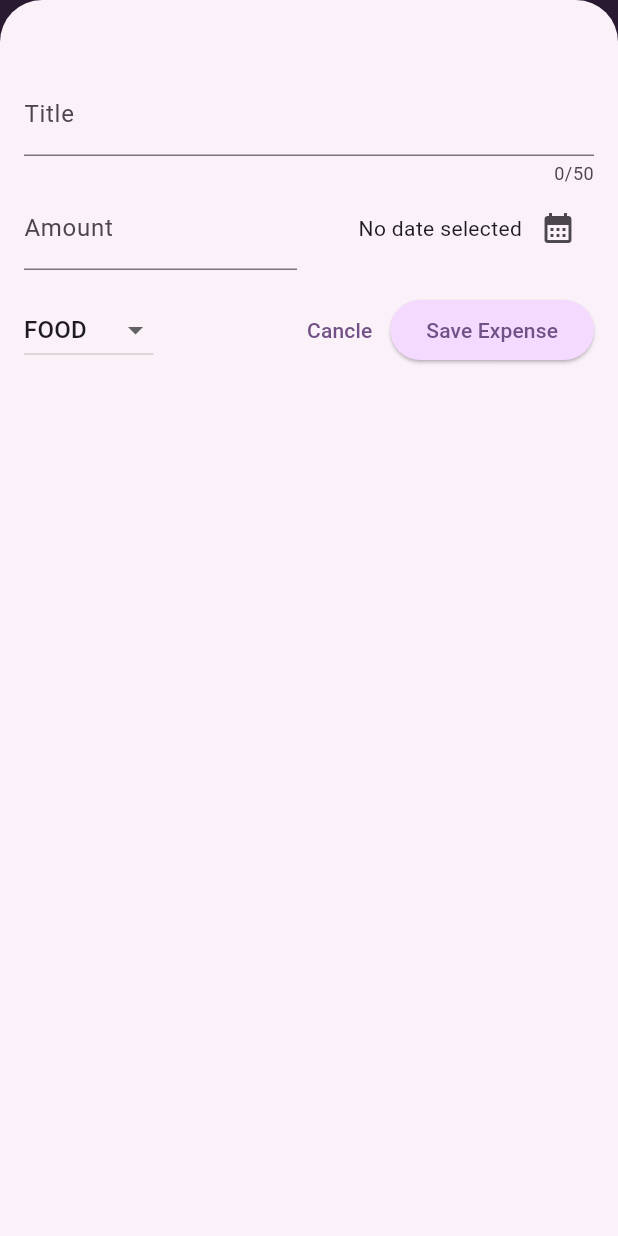
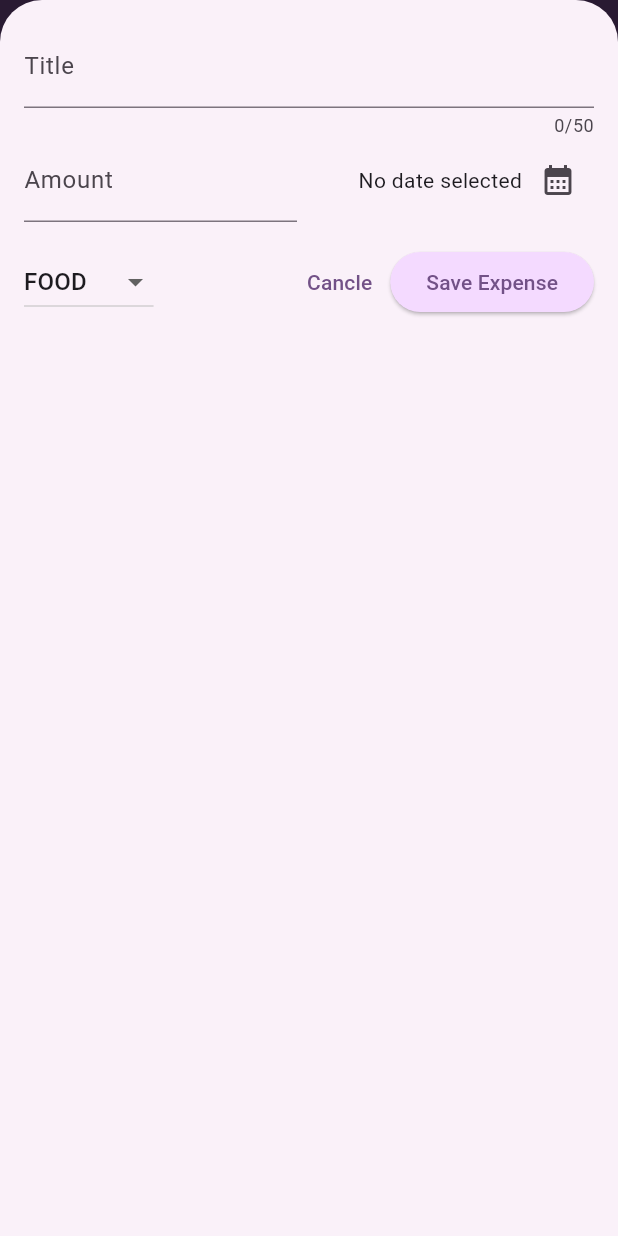
Before and after one commit to VanshRathore/Expense_tracker, a Flutter app: the screen it shows after launch, after a tap on the "add" icon, on a phone screen of 412 x 824 dp. Run offline on Flutter 3.47's test engine with Material 3 defaults, Android fonts, the phone set to English and light mode, and no system bars.

Commit message:
third-commit

```diff
--- a/lib/main.dart
+++ b/lib/main.dart
@@ -1,5 +1,6 @@
 import 'package:expense_tracker/widget/expenses.dart';
 import 'package:flutter/material.dart';
+
 
 var kColorScheme = ColorScheme.fromSeed(
   seedColor: const Color.fromARGB(255, 56, 33, 71),
--- a/lib/widget/expenses.dart
+++ b/lib/widget/expenses.dart
@@ -42,6 +42,7 @@ class _ExpensesState extends State<Expenses> {
 
   void _openAddExpenseOverlay() {
     showModalBottomSheet(
+      useSafeArea: true,
       isScrollControlled: true,
       context: context,
       builder: (ctx) => NewExpense(
@@ -81,6 +82,7 @@ class _ExpensesState extends State<Expenses> {
 
   @override
   Widget build(BuildContext context) {
+    final width = MediaQuery.of(context).size.width;
     Widget mainContent = const Center(
       child: Text('NO expenses found. start adding some.'),
     );
@@ -100,12 +102,20 @@ class _ExpensesState extends State<Expenses> {
             )
           ],
         ),
-      body: Column(
+        body: width < 600
+            ? Column(
                 children: [
                   Chart(expenses: _registerdExpense),
                   Expanded(child: mainContent),
                 ],
+              )
+            : Row(
+                children: [
+                  Expanded(
+                    child: Chart(expenses: _registerdExpense),
                   ),
-    );
+                  Expanded(child: mainContent),
+                ],
+              ));
   }
 }
--- a/lib/widget/new_expense.dart
+++ b/lib/widget/new_expense.dart
@@ -1,5 +1,6 @@
 import 'package:flutter/material.dart';
 import 'package:expense_tracker/models/expense.dart';
+import 'package:flutter/services.dart';
 
 class NewExpense extends StatefulWidget {
   const NewExpense({super.key, required this.onAddExpense});
@@ -76,8 +77,12 @@ class _NewExpense extends State<NewExpense> {
 
   @override
   Widget build(BuildContext context) {
-    return Padding(
-      padding: const EdgeInsets.fromLTRB(16, 48, 16, 16),
+    final KeyboardSpace = MediaQuery.of(context).viewInsets.bottom;
+    return SizedBox(
+      height: double.infinity,
+      child: SingleChildScrollView(
+        child: Padding(
+          padding:  EdgeInsets.fromLTRB(16, 16, 16, 16 + KeyboardSpace),
           child: Column(
             children: [
               TextField(
@@ -164,6 +169,8 @@ class _NewExpense extends State<NewExpense> {
               )
             ],
           ),
+        ),
+      ),
     );
   }
 }
```
Lines whose indentation alone changed are shown as unchanged.
